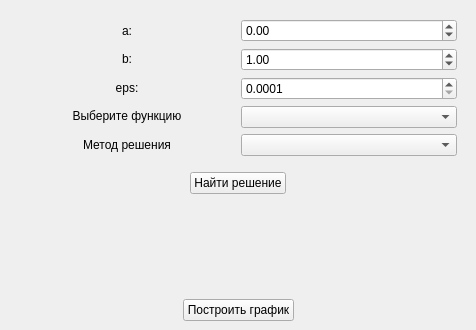
Above: mainwindow.ui from margarita-v/OptimizationMethods before the change. Below: the same form after it.
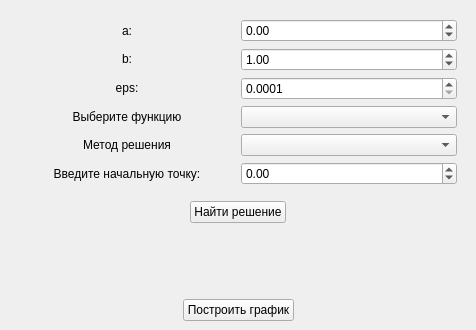
That is the form after the change.

```diff
--- a/mainwindow.ui
+++ b/mainwindow.ui
@@ -116,6 +116,16 @@
             </property>
            </widget>
           </item>
+          <item>
+           <widget class="QLabel" name="lblFirstPoint">
+            <property name="text">
+             <string>Введите начальную точку:</string>
+            </property>
+            <property name="alignment">
+             <set>Qt::AlignCenter</set>
+            </property>
+           </widget>
+          </item>
          </layout>
         </item>
         <item>
@@ -171,6 +181,16 @@
           <item>
            <widget class="QComboBox" name="cbMethod"/>
           </item>
+          <item>
+           <widget class="QDoubleSpinBox" name="dsbFirstPoint">
+            <property name="minimum">
+             <double>-100.000000000000000</double>
+            </property>
+            <property name="maximum">
+             <double>100.000000000000000</double>
+            </property>
+           </widget>
+          </item>
          </layout>
         </item>
        </layout>
```
